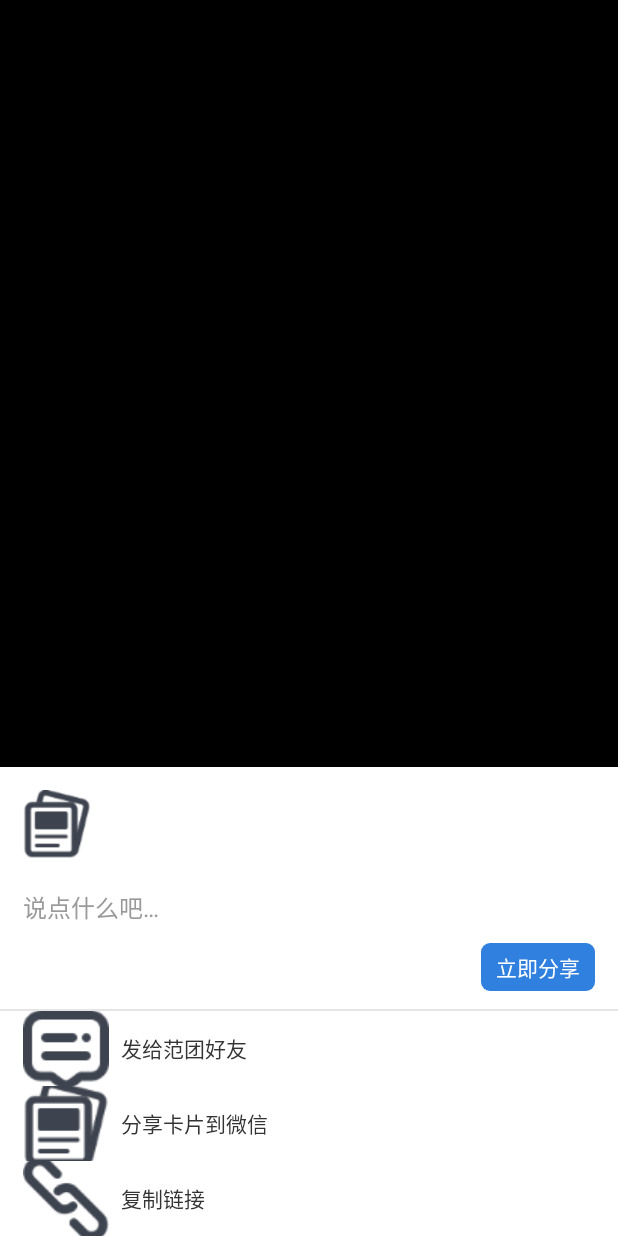
After one commit to wangpingtaohn/myDemos, an Android app: the Keyboard2Activity screen opened directly, with no data from a screen before it, on a phone screen of 412 x 824 dp. The commit adds this screen. Run offline under Robolectric (Android 15) with nearby library versions, the phone set to English and light mode, and no system bars.

Commit message:
1.软键盘

```diff
--- a/app/src/main/AndroidManifest.xml
+++ b/app/src/main/AndroidManifest.xml
@@ -9,6 +9,9 @@
             android:roundIcon="@mipmap/ic_launcher_round"
             android:supportsRtl="true"
             android:theme="@style/AppTheme">
+        <activity android:name=".keyboard.Keyboard2Activity"
+        android:theme="@style/ActivityDialogTheme">
+        </activity>
         <activity android:name=".map.MapJavaACtivity">
         </activity>
         <activity android:name=".keyboard.KeyboardActivity">
--- a/app/src/main/java/com/wpt/mydemos/MainActivity.kt
+++ b/app/src/main/java/com/wpt/mydemos/MainActivity.kt
@@ -3,6 +3,7 @@ package com.wpt.mydemos
 import android.content.Intent
 import androidx.appcompat.app.AppCompatActivity
 import android.os.Bundle
+import com.wpt.mydemos.keyboard.Keyboard2Activity
 import com.wpt.mydemos.keyboard.KeyboardActivity
 import com.wpt.mydemos.kotlins.KotlinFunActivity
 import com.wpt.mydemos.map.MapJavaACtivity
@@ -25,6 +26,9 @@ class MainActivity : AppCompatActivity() {
         keyboard.setOnClickListener {
             startActivity(Intent(this,KeyboardActivity::class.java))
         }
+        keyboard2.setOnClickListener {
+            startActivity(Intent(this, Keyboard2Activity::class.java))
+        }
         hashmap.setOnClickListener {
             startActivity(Intent(this,MapJavaACtivity::class.java))
         }
--- /dev/null
+++ b/app/src/main/java/com/wpt/mydemos/keyboard/Keyboard2Activity.kt
@@ -0,0 +1,53 @@
+package com.wpt.mydemos.keyboard
+
+import android.content.Context
+import androidx.appcompat.app.AppCompatActivity
+import android.os.Bundle
+import android.os.Handler
+import android.view.MotionEvent
+import android.view.View
+import android.view.inputmethod.InputMethodManager
+import com.wpt.mydemos.R
+import kotlinx.android.synthetic.main.activity_keyboard2.*
+
+class Keyboard2Activity : AppCompatActivity() {
+
+    var handler = Handler()
+
+
+    override fun onCreate(savedInstanceState: Bundle?) {
+        super.onCreate(savedInstanceState)
+        setContentView(R.layout.activity_keyboard2)
+
+        rl_edit.viewTreeObserver.addOnGlobalLayoutListener {
+            if (!isSHowKeyboard(this,et_forward_content)){
+                ll_share_btn.visibility = View.VISIBLE
+            }
+        }
+
+        et_forward_content.setOnTouchListener { view: View, motionEvent: MotionEvent ->
+            handler.postDelayed(this::hideView,200)
+            false
+        }
+    }
+
+    private fun hideView(){
+        ll_share_btn.visibility = View.GONE
+    }
+
+
+    /**
+     * 判断软键盘是否弹出
+     */
+    private fun isSHowKeyboard(context: Context, v: View):Boolean  {
+        var imm = context.getSystemService(Context.INPUT_METHOD_SERVICE) as InputMethodManager
+        if (imm.hideSoftInputFromWindow(v.getWindowToken(), 0)) {
+            imm.showSoftInput(v, 0)
+            return true
+        } else {
+            return false
+        }
+    }
+
+
+}
--- a/app/src/main/java/com/wpt/mydemos/keyboard/KeyboardActivity.kt
+++ b/app/src/main/java/com/wpt/mydemos/keyboard/KeyboardActivity.kt
@@ -1,13 +1,17 @@
 package com.wpt.mydemos.keyboard
 
+import android.annotation.TargetApi
+import android.app.Activity
 import android.content.Context
 import android.graphics.Color
 import android.graphics.Rect
+import android.os.Build
 import androidx.appcompat.app.AppCompatActivity
 import android.os.Bundle
 import android.text.Spannable
 import android.text.SpannableStringBuilder
 import android.text.style.ForegroundColorSpan
+import android.util.DisplayMetrics
 import android.view.View
 import android.view.inputmethod.InputMethodManager
 import com.wpt.mydemos.R
@@ -26,7 +30,7 @@ class KeyboardActivity : AppCompatActivity() {
         btn.setOnClickListener {
             var colorText = "已"
             var text = "软键盘已弹出"
-            if (!isSoftShowing()){
+            if (!isSHowKeyboard(baseContext,edittext)){
                 colorText = "未"
                 text = "软键盘未弹出"
             }
@@ -61,6 +65,21 @@ class KeyboardActivity : AppCompatActivity() {
     /**
      * 判断键盘是否显示
      */
+    private fun isSoftShowing22(): Boolean {
+        //获取当前屏幕内容的高度
+        val screenHeight = getWindow().getDecorView().getHeight()
+        //获取View可见区域的bottom
+        val rect = Rect();
+        //DecorView即为activity的顶级view
+        getWindow().getDecorView().getWindowVisibleDisplayFrame(rect)
+        //考虑到虚拟导航栏的情况（虚拟导航栏情况下：screenHeight = rect.bottom + 虚拟导航栏高度）
+        //选取screenHeight*2/3进行判断
+        return (screenHeight - rect.bottom) > 200
+    }
+
+    /**
+     * 判断键盘是否显示
+     */
     private fun isSoftShowing(): Boolean {
         //获取当前屏幕内容的高度
         val screenHeight = getWindow().getDecorView().getHeight()
@@ -69,7 +88,30 @@ class KeyboardActivity : AppCompatActivity() {
         //DecorView即为activity的顶级view
         getWindow().getDecorView().getWindowVisibleDisplayFrame(rect)
         //考虑到虚拟导航栏的情况（虚拟导航栏情况下：screenHeight = rect.bottom + 虚拟导航栏高度）
-        //选取screenHeight*2/3进行判断
-        return screenHeight*2/3 > rect.bottom
+        return screenHeight - rect.bottom - getSoftButtonsBarHeight(this) > 0
+
+        //选取screenHeight*2/3进行判断   -华为mate20没有作用
+//        return screenHeight*2/3 > rect.bottom
+    }
+
+    /**
+     * 底部虚拟按键栏的高度
+     * @param mActivity
+     * @return
+     */
+    @TargetApi(Build.VERSION_CODES.JELLY_BEAN_MR1)
+    fun getSoftButtonsBarHeight(mActivity: Activity): Int {
+        val metrics = DisplayMetrics()
+        //这个方法获取可能不是真实屏幕的高度
+        mActivity.windowManager.defaultDisplay.getMetrics(metrics)
+        val usableHeight = metrics.heightPixels
+        //获取当前屏幕的真实高度
+        mActivity.windowManager.defaultDisplay.getRealMetrics(metrics)
+        val realHeight = metrics.heightPixels
+        return if (realHeight > usableHeight) {
+            realHeight - usableHeight
+        } else {
+            0
+        }
     }
 }
--- a/app/src/main/java/com/wpt/mydemos/map/MapJavaACtivity.java
+++ b/app/src/main/java/com/wpt/mydemos/map/MapJavaACtivity.java
@@ -3,6 +3,7 @@ package com.wpt.mydemos.map;
 import android.os.Bundle;
 import android.view.View;
 import android.widget.TextView;
+import android.widget.Toast;
 import androidx.annotation.Nullable;
 import androidx.appcompat.app.AppCompatActivity;
 import com.wpt.mydemos.R;
@@ -60,19 +61,40 @@ public class MapJavaACtivity extends AppCompatActivity {
             }
         });
         final List<String> list = new ArrayList<>();
+
         findViewById(R.id.btn2).setOnClickListener(new View.OnClickListener() {
             @Override
             public void onClick(View view) {
+                List<String> list2 = new ArrayList<>();
                 for (Map.Entry<Integer, String> entry : hashMap.entrySet()){
                     int key = entry.getKey();
                     String value = entry.getValue();
                     list.add(key,value);
                 }
+                list2.addAll(list);
                 list.set(5,"555");
                 hashMapText += list.toString();
+                hashMapText += "\n====list2====\n" + list2.toString();
                 textView.setText(hashMapText);
 
             }
         });
     }
+
+    @Override
+    protected void onDestroy() {
+        super.onDestroy();
+        new Thread(new Runnable() {
+            @Override
+            public void run() {
+                try {
+                    Thread.sleep(2000);
+                    Toast.makeText(getApplicationContext(),"****",Toast.LENGTH_SHORT).show();
+                } catch (InterruptedException e) {
+                    e.printStackTrace();
+                }
+            }
+        }).start();
+    }
+
 }
--- /dev/null
+++ b/app/src/main/res/drawable/bg_btn_blue1_corner6.xml
@@ -0,0 +1,7 @@
+<?xml version="1.0" encoding="utf-8"?>
+<shape xmlns:android="http://schemas.android.com/apk/res/android">
+    <solid android:color="#3080E0"/>
+
+    <corners android:radius="6dp"/>
+
+</shape>
--- /dev/null
+++ b/app/src/main/res/drawable/touch_bg.xml
@@ -0,0 +1,7 @@
+<?xml version="1.0" encoding="utf-8"?>
+<shape xmlns:android="http://schemas.android.com/apk/res/android">
+
+
+    <solid android:color="#fff" />
+
+</shape>
--- /dev/null
+++ b/app/src/main/res/layout/activity_keyboard2.xml
@@ -0,0 +1,159 @@
+<?xml version="1.0" encoding="utf-8"?>
+<RelativeLayout xmlns:android="http://schemas.android.com/apk/res/android"
+                xmlns:app="http://schemas.android.com/apk/res-auto"
+                xmlns:tools="http://schemas.android.com/tools"
+                android:layout_width="match_parent"
+                android:layout_height="match_parent"
+                android:background="#00000000">
+
+    <!--转发分享视图-->
+    <LinearLayout
+            android:id="@+id/ll_forward_dialog"
+            android:layout_width="match_parent"
+            android:layout_height="match_parent"
+            android:layout_alignParentBottom="true"
+            android:gravity="bottom"
+            android:orientation="vertical">
+        <!--头部-->
+        <LinearLayout
+                android:id="@+id/ll_user_head"
+                android:layout_width="match_parent"
+                android:layout_height="wrap_content"
+                android:background="#fff"
+                android:orientation="horizontal"
+                android:padding="15dp">
+
+            <ImageView
+                    android:id="@+id/tv_user_avater"
+                    android:layout_width="45dp"
+                    android:layout_height="45dp"
+                    android:src="@drawable/ic_forward_share_card"
+                    />
+
+            <LinearLayout
+                    android:layout_width="match_parent"
+                    android:layout_height="wrap_content"
+                    android:layout_marginLeft="8dp"
+                    android:orientation="vertical">
+
+                <TextView
+                        android:id="@+id/tv_user_name"
+                        android:layout_width="match_parent"
+                        android:layout_height="wrap_content"
+                        android:ellipsize="end"
+                        android:singleLine="true"
+                        android:textColor="#ff333333"
+                        android:textSize="16sp"
+                        tools:text="杰克糖"/>
+
+                <ListView
+                        android:id="@+id/rcl_forward"
+                        android:layout_width="match_parent"
+                        android:layout_height="wrap_content"
+                        android:overScrollMode="never"
+                        android:paddingTop="6dp"/>
+            </LinearLayout>
+
+        </LinearLayout>
+
+        <RelativeLayout
+                android:id="@+id/rl_edit"
+                android:layout_width="match_parent"
+                android:layout_height="wrap_content"
+                android:background="#fff"
+                android:paddingLeft="15dp"
+                android:paddingTop="5dp"
+                android:paddingRight="15dp"
+                android:paddingBottom="12dp">
+
+            <EditText
+                    android:id="@+id/et_forward_content"
+                    android:layout_width="match_parent"
+                    android:layout_height="wrap_content"
+                    android:background="@null"
+                    android:gravity="left|top"
+                    android:hint="说点什么吧…"
+                    android:maxHeight="180dp"
+                    android:maxLength="2000"
+                    android:textColor="#333333"
+                    android:textColorHint="#999999"
+                    android:textSize="16sp"/>
+
+            <TextView
+                    android:id="@+id/tv_share_btn"
+                    android:layout_width="wrap_content"
+                    android:layout_height="wrap_content"
+                    android:layout_marginTop="12dp"
+                    android:layout_below="@+id/et_forward_content"
+                    android:layout_alignParentRight="true"
+                    android:background="@drawable/bg_btn_blue1_corner6"
+                    android:paddingBottom="5dp"
+                    android:paddingTop="5dp"
+                    android:paddingLeft="10dp"
+                    android:paddingRight="10dp"
+                    android:text="立即分享"
+                    android:textColor="#ffffffff"
+                    android:textSize="14sp"/>
+        </RelativeLayout>
+
+        <View
+                android:layout_width="match_parent"
+                android:layout_height="1dp"
+                android:background="#e5e5e5"/>
+
+        <LinearLayout
+                android:id="@+id/ll_share_btn"
+                android:layout_width="match_parent"
+                android:layout_height="wrap_content"
+                android:orientation="vertical">
+
+            <TextView
+                    android:id="@+id/tv_share_ft"
+                    android:layout_width="match_parent"
+                    android:layout_height="50dp"
+                    android:background="@drawable/touch_bg"
+                    android:drawableLeft="@drawable/ic_forward_share_ft_friend"
+                    android:drawablePadding="8dp"
+                    android:gravity="center_vertical"
+                    android:paddingLeft="15dp"
+                    android:text="发给范团好友"
+                    android:textColor="#ff333333"
+                    android:textSize="14sp"/>
+
+            <TextView
+                    android:id="@+id/tv_share_card"
+                    android:layout_width="match_parent"
+                    android:layout_height="50dp"
+                    android:background="@drawable/touch_bg"
+                    android:drawableLeft="@drawable/ic_forward_share_card"
+                    android:drawablePadding="8dp"
+                    android:gravity="center_vertical"
+                    android:paddingLeft="15dp"
+                    android:text="分享卡片到微信 "
+                    android:textColor="#ff333333"
+                    android:textSize="14sp"/>
+
+            <TextView
+                    android:id="@+id/tv_share_copy"
+                    android:layout_width="match_parent"
+                    android:layout_height="50dp"
+                    android:background="@drawable/touch_bg"
+                    android:drawableLeft="@drawable/ic_forward_share_copy"
+                    android:drawablePadding="8dp"
+                    android:gravity="center_vertical"
+                    android:paddingLeft="15dp"
+                    android:text="复制链接"
+                    android:textColor="#ff333333"
+                    android:textSize="14sp"/>
+        </LinearLayout>
+
+        <!--配合弹起键盘时显示-->
+        <View
+                android:id="@+id/suport_keyboard"
+                android:layout_width="match_parent"
+                android:layout_height="128dp"
+                android:visibility="gone"/>
+
+    </LinearLayout>
+
+</RelativeLayout>
--- a/app/src/main/res/layout/activity_main.xml
+++ b/app/src/main/res/layout/activity_main.xml
@@ -17,11 +17,19 @@
                 android:layout_height="wrap_content"
                 android:text="kotlin fun Demo"/>
         <Button
+                android:layout_marginTop="20dp"
                 android:id="@+id/keyboard"
                 android:layout_width="wrap_content"
                 android:layout_height="wrap_content"
                 android:text="keyboard"/>
         <Button
+                android:layout_marginTop="20dp"
+                android:id="@+id/keyboard2"
+                android:layout_width="wrap_content"
+                android:layout_height="wrap_content"
+                android:text="keyboard2"/>
+        <Button
+                android:layout_marginTop="20dp"
                 android:id="@+id/hashmap"
                 android:layout_width="wrap_content"
                 android:layout_height="wrap_content"
--- a/app/src/main/res/values/styles.xml
+++ b/app/src/main/res/values/styles.xml
@@ -8,4 +8,16 @@
         <item name="colorAccent">@color/colorAccent</item>
     </style>
 
+    <!--ActivityDialog底部弹出样式 start-->
+    <style name="ActivityDialogTheme" parent="Theme.AppCompat.Light.NoActionBar">
+        <item name="android:windowBackground">@android:color/transparent</item> <!--设置dialog的背景，此处为系统给定的透明值-->
+        <item name="android:windowFrame">@null</item>                <!--Dialog的windowFrame框为无-->
+        <item name="android:windowNoTitle">true</item>　　　　　　　　 <!--是否显示标题-->
+        <!--<item name="android:windowIsFloating">true</item>            &lt;!&ndash;是否浮现在activity之上&ndash;&gt;-->
+        <item name="android:windowIsTranslucent">true</item>         <!--是否半透明-->
+        <!--<item name="android:windowContentOverlay">@null</item>       &lt;!&ndash;是否有覆盖&ndash;&gt;-->
+        <!--<item name="android:windowAnimationStyle">@style/DialogAnimationActivity</item>   &lt;!&ndash;设置Activity出现方式&ndash;&gt;-->
+        <item name="android:backgroundDimEnabled">true</item>        <!--背景是否模糊显示-->
+    </style>
+
 </resources>
```
Also changed, not shown: app/src/main/res/drawable/ic_forward_share_card.png (added), app/src/main/res/drawable/ic_forward_share_copy.png (added), app/src/main/res/drawable/ic_forward_share_ft_friend.png (added).
